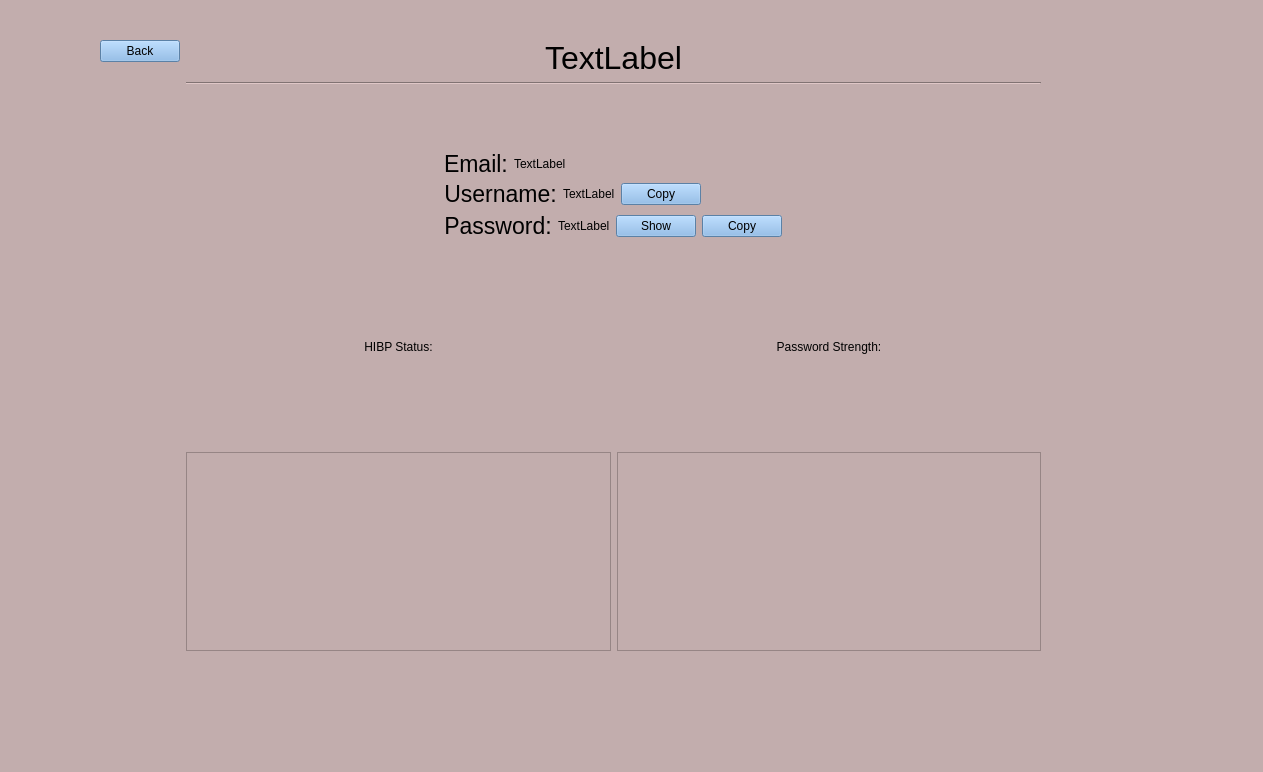
Qt form res/UI Forms/AccountInfoForm.ui (gsm999/TeamBlue_Porcupass) before a commit.
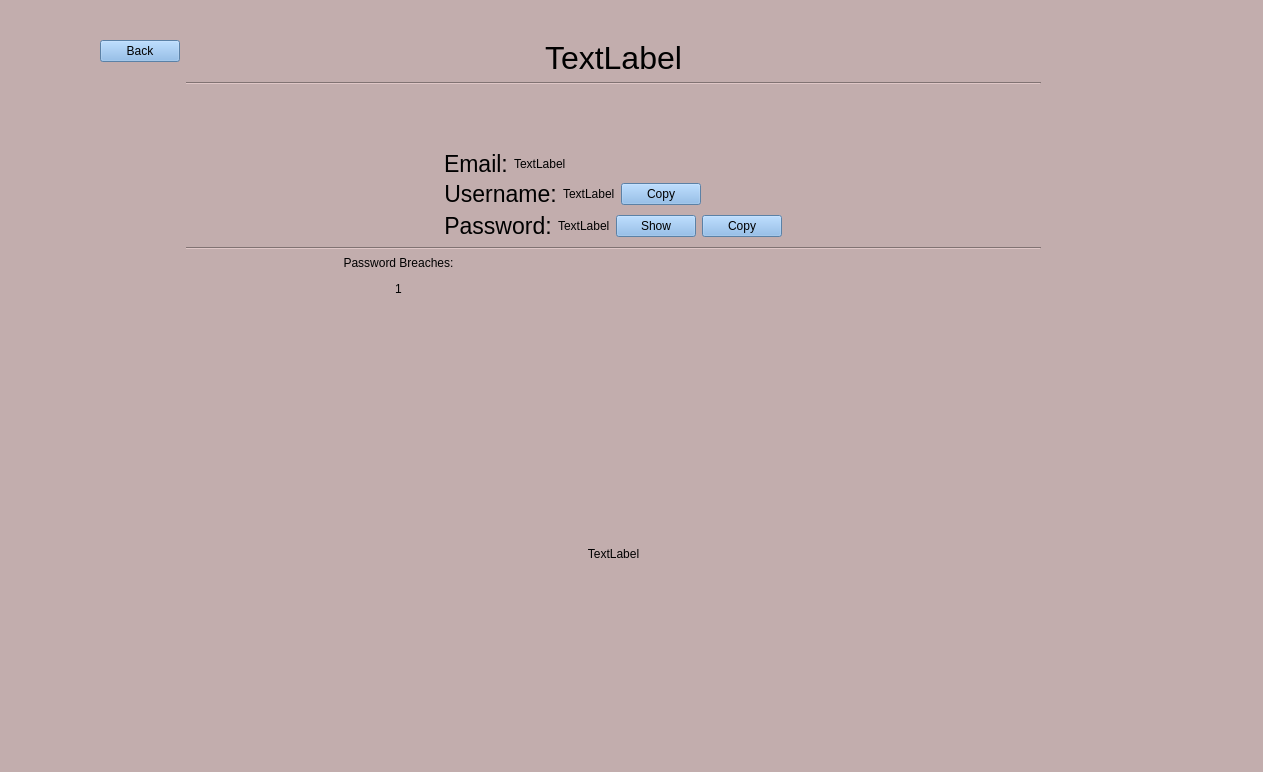
The same form after that commit.

Diff of the .ui file:
```diff
--- a/res/UI Forms/AccountInfoForm.ui
+++ b/res/UI Forms/AccountInfoForm.ui
@@ -288,7 +288,7 @@
         </item>
        </layout>
       </item>
-      <item row="1" column="0">
+      <item row="2" column="0">
        <spacer name="verticalSpacer_2">
         <property name="orientation">
          <enum>Qt::Vertical</enum>
@@ -301,64 +301,69 @@
         </property>
        </spacer>
       </item>
-      <item row="1" column="1">
+      <item row="2" column="1">
        <layout class="QVBoxLayout" name="verticalLayout_3">
         <item>
-         <layout class="QHBoxLayout" name="horizontalLayout">
+         <layout class="QHBoxLayout" name="horizontalLayout_2" stretch="0,0">
           <item>
-           <widget class="QLabel" name="label_7">
+           <widget class="QLabel" name="Password_status_box">
             <property name="styleSheet">
              <string notr="true">color: rgb(0, 0, 0);</string>
             </property>
             <property name="text">
-             <string>HIBP Status:</string>
+             <string>&lt;html&gt;&lt;head/&gt;&lt;body&gt;&lt;p&gt;Password Breaches:&lt;/p&gt;&lt;p&gt;1&lt;/p&gt;&lt;/body&gt;&lt;/html&gt;</string>
             </property>
             <property name="alignment">
-             <set>Qt::AlignCenter</set>
+             <set>Qt::AlignHCenter|Qt::AlignTop</set>
             </property>
            </widget>
           </item>
           <item>
-           <widget class="QLabel" name="label_8">
+           <widget class="QLabel" name="password_strength_box">
+            <property name="minimumSize">
+             <size>
+              <width>0</width>
+              <height>133</height>
+             </size>
+            </property>
             <property name="styleSheet">
              <string notr="true">color: rgb(0, 0, 0);</string>
             </property>
             <property name="text">
-             <string>Password Strength:</string>
+             <string/>
             </property>
             <property name="alignment">
-             <set>Qt::AlignCenter</set>
+             <set>Qt::AlignHCenter|Qt::AlignTop</set>
             </property>
            </widget>
           </item>
          </layout>
         </item>
         <item>
-         <layout class="QHBoxLayout" name="horizontalLayout_2">
-          <item>
-           <widget class="QFrame" name="Password_status_box">
-            <property name="frameShape">
-             <enum>QFrame::StyledPanel</enum>
-            </property>
-            <property name="frameShadow">
-             <enum>QFrame::Raised</enum>
-            </property>
-           </widget>
-          </item>
-          <item>
-           <widget class="QFrame" name="password_strength_box">
-            <property name="frameShape">
-             <enum>QFrame::StyledPanel</enum>
-            </property>
-            <property name="frameShadow">
-             <enum>QFrame::Raised</enum>
-            </property>
-           </widget>
-          </item>
-         </layout>
+         <widget class="QLabel" name="time_to_crack">
+          <property name="styleSheet">
+           <string notr="true">color: rgb(0, 0, 0);</string>
+          </property>
+          <property name="text">
+           <string>TextLabel</string>
+          </property>
+          <property name="alignment">
+           <set>Qt::AlignCenter</set>
+          </property>
+         </widget>
         </item>
        </layout>
       </item>
+      <item row="1" column="1">
+       <widget class="Line" name="line_2">
+        <property name="styleSheet">
+         <string notr="true">color: rgb(64, 90, 124);</string>
+        </property>
+        <property name="orientation">
+         <enum>Qt::Horizontal</enum>
+        </property>
+       </widget>
+      </item>
      </layout>
     </item>
     <item>
```
Left out of the diff: 3 changed lines with no effect on the pictures.
